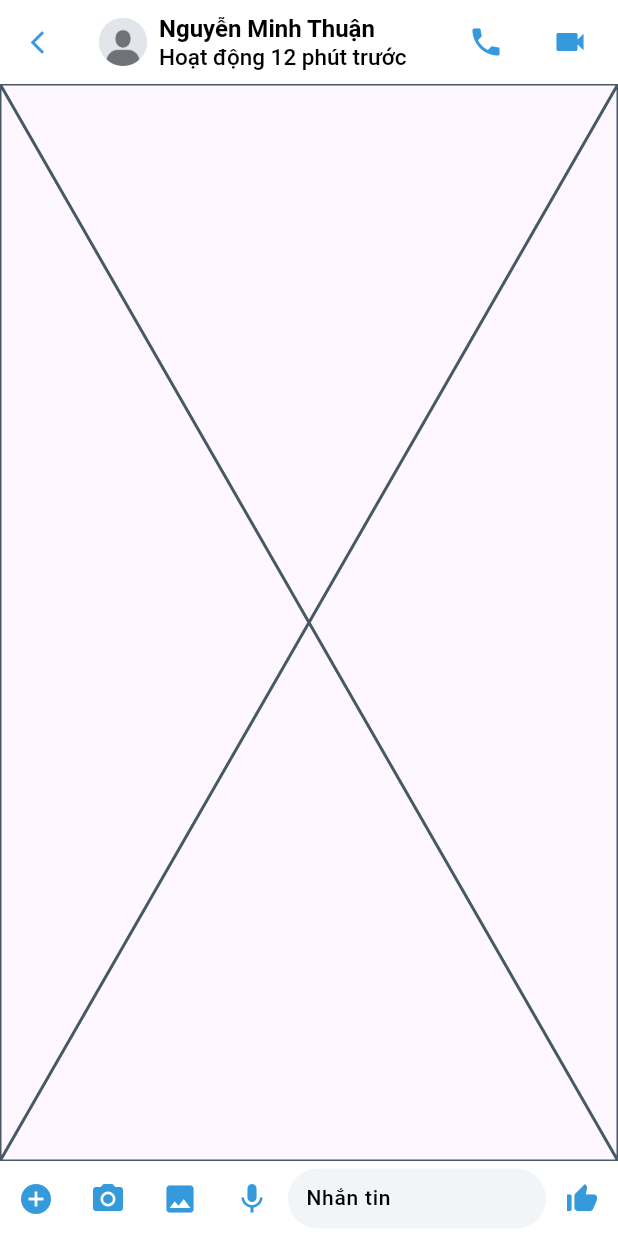
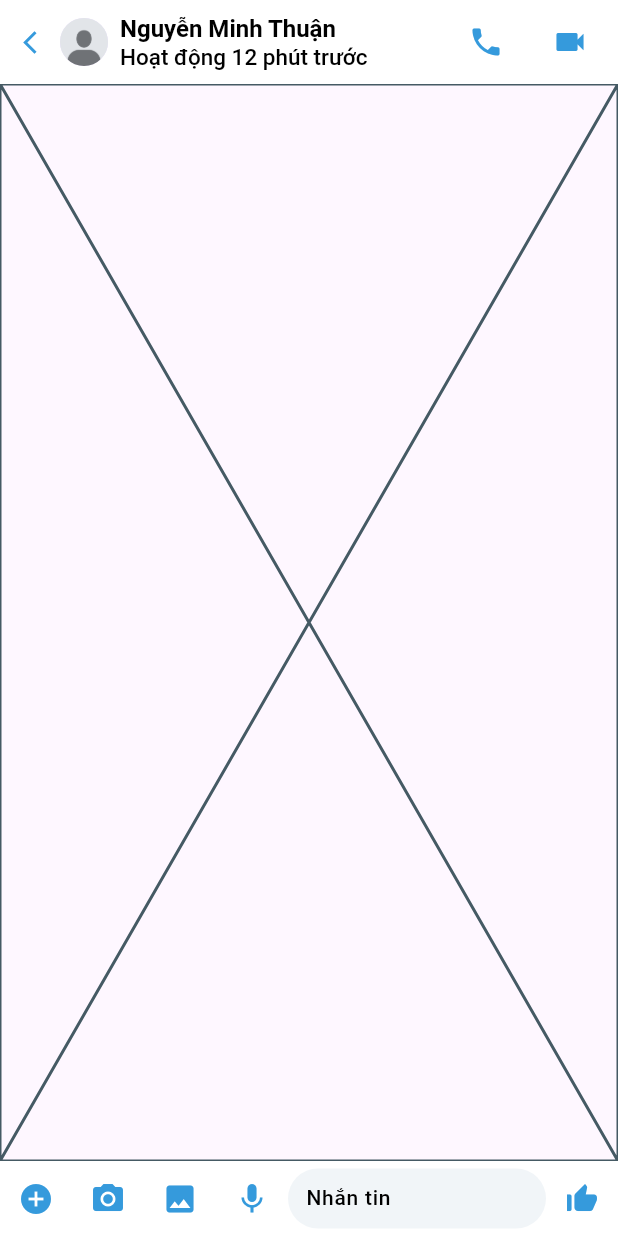
Before and after one commit to RROONNNN/messengerclone, a Flutter app: the screen it shows after launch, after a tap on "MessagesPage", on a phone screen of 412 x 824 dp. Run offline on Flutter 3.47's test engine with Material 3 defaults, Android fonts, the phone set to English and light mode, and no system bars; our stand-ins replace font_awesome_flutter, shared_preferences.

Commit message:
fix message item message appbar and bottom

```diff
--- a/lib/common/widgets/elements/custom_message_item.dart
+++ b/lib/common/widgets/elements/custom_message_item.dart
@@ -2,25 +2,40 @@ import 'package:flutter/material.dart';
 import '../../extensions/custom_theme_extension.dart';
 import '../custom_text_style.dart';
 
-class CustomMessageItem extends StatelessWidget {
+class CustomMessageItem extends StatefulWidget {
   final bool isMe;
   final bool isTextMessage;
   final bool isImageMessage;
   final Widget child;
-  final List<String> reactions;
-  final void Function()? onLongPress;
   const CustomMessageItem({
     super.key,
     required this.isMe,
     required this.child,
     this.isImageMessage = false,
     this.isTextMessage = false,
-    this.reactions = const [],
-    this.onLongPress,
   }) : assert(
          (isTextMessage ? 1 : 0) + (isImageMessage ? 1 : 0) < 2,
          "only and must be one of isImageMessage, isTextMessage can be true",
        );
+
+  @override
+  State<CustomMessageItem> createState() => _CustomMessageItemState();
+}
+
+class _CustomMessageItemState extends State<CustomMessageItem> {
+  late List<String> reactions;
+
+  @override
+  void initState() {
+    super.initState();
+    reactions = [];
+  }
+
+  void addReaction(String reaction) {
+    setState(() {
+      reactions.add(reaction);
+    });
+  }
 
   @override
   Widget build(BuildContext context) {
@@ -29,13 +44,45 @@ class CustomMessageItem extends StatelessWidget {
         Padding(
           padding: const EdgeInsets.all(8.0),
           child: GestureDetector(
-            onLongPress: onLongPress,
+            onLongPress: () {
+              showDialog<List<String>>(
+                context: context,
+                builder:
+                    (context) => AlertDialog(
+                      contentPadding: EdgeInsets.all(5),
+                      backgroundColor: context.theme.tileColor,
+                      content: SizedBox(
+                        width: 250,
+                        child: Row(
+                          mainAxisAlignment: MainAxisAlignment.spaceAround,
+
+                          children:
+                              ['👍', '❤️', '😂', '😮', '😢', '👏'].map((
+                                reaction,
+                              ) {
+                                return GestureDetector(
+                                  onTap: () {
+                                    addReaction(reaction);
+                                    Navigator.of(context).pop();
+                                  },
+                                  child: ContentText(
+                                    reaction,
+                                    fontSize: 22,
+                                    overflow: TextOverflow.clip,
+                                  ),
+                                );
+                              }).toList(),
+                        ),
+                      ),
+                    ),
+              );
+            },
             child: Container(
               decoration: BoxDecoration(
                 color:
-                    isImageMessage
+                    widget.isImageMessage
                         ? null
-                        : isMe
+                        : widget.isMe
                         ? context.theme.blue
                         : context.theme.grey,
                 borderRadius: BorderRadius.all(Radius.circular(15)),
@@ -43,18 +90,18 @@ class CustomMessageItem extends StatelessWidget {
               child: ConstrainedBox(
                 constraints: BoxConstraints(
                   maxWidth:
-                      isImageMessage
+                      widget.isImageMessage
                           ? MediaQuery.of(context).size.width * 0.6
                           : MediaQuery.of(context).size.width * 0.8,
                   maxHeight:
-                      isImageMessage
+                      widget.isImageMessage
                           ? MediaQuery.of(context).size.width * 0.5
                           : double.infinity,
                   minWidth: 0,
                 ),
                 child: ClipRRect(
                   borderRadius: BorderRadius.circular(15),
-                  child: child,
+                  child: widget.child,
                 ),
               ),
             ),
--- a/lib/features/chat/pages/chat_page.dart
+++ b/lib/features/chat/pages/chat_page.dart
@@ -124,7 +124,6 @@ class _ChatPageState extends State<ChatPage> {
                 CustomMessageItem(
                   isMe: false,
                   isImageMessage: false,
-                  reactions: ["👍", "❤️", "😂", "😂"],
                   child: IntrinsicWidth(
                     child: ListTile(
                       title: ContentText("Cuộc gọi video"),
@@ -138,7 +137,7 @@ class _ChatPageState extends State<ChatPage> {
                         color: context.theme.textColor,
                       ),
                     ),
-                  ), // Add reactions here
+                  ),
                 ),
                 SizedBox(height: 25),
               ],
--- a/lib/features/messages/elements/custom_messages_appbar.dart
+++ b/lib/features/messages/elements/custom_messages_appbar.dart
@@ -1,4 +1,5 @@
 import 'package:flutter/material.dart';
+
 import '../../../common/widgets/custom_text_style.dart';
 import '../../../common/widgets/elements/custom_round_avatar.dart';
 import '../../../common/extensions/custom_theme_extension.dart';
@@ -48,14 +49,18 @@ class CustomMessagesAppBar extends StatelessWidget
       iconTheme: IconThemeData(color: context.theme.blue),
       backgroundColor: context.theme.appBar,
       elevation: 0,
-      leadingWidth: 50,
+      leadingWidth: 40,
+      titleSpacing: 0,
+      actionsPadding: EdgeInsets.all(0),
       title: GestureDetector(
         onTap: onTapAvatar,
         child: Row(
+          mainAxisAlignment: MainAxisAlignment.start,
           children: [
             CustomRoundAvatar(isActive: user.isActive, radius: 16),
             SizedBox(width: 8),
-            Column(
+            Expanded(
+              child: Column(
                 crossAxisAlignment: CrossAxisAlignment.start,
                 mainAxisAlignment: MainAxisAlignment.center,
                 children: [
@@ -63,12 +68,17 @@ class CustomMessagesAppBar extends StatelessWidget
                     user.name,
                     fontSize: 16,
                     fontWeight: FontWeight.w600,
+                    overflow: TextOverflow.ellipsis,
                   ),
                   ContentText(
-                  user.isActive ? "Đang hoạt động" : _getOfflineDurationText(),
+                    user.isActive
+                        ? "Đang hoạt động"
+                        : _getOfflineDurationText(),
+                    overflow: TextOverflow.ellipsis,
                     color: context.theme.textGrey,
                   ),
                 ],
+              ),
             ),
           ],
         ),
@@ -89,9 +99,7 @@ class CustomMessagesAppBar extends StatelessWidget
                 const SizedBox(width: 8),
               ]
               : [const SizedBox()],
-      leading: Padding(
-        padding: const EdgeInsets.all(8),
-        child: IconButton(
+      leading: IconButton(
         padding: EdgeInsets.all(0),
         iconSize: 18,
         onPressed: () {
@@ -99,7 +107,6 @@ class CustomMessagesAppBar extends StatelessWidget
         },
         icon: Icon(Icons.arrow_back_ios_new),
       ),
-      ),
     );
   }
 
--- a/lib/features/messages/elements/custom_messages_bottombar.dart
+++ b/lib/features/messages/elements/custom_messages_bottombar.dart
@@ -1,4 +1,5 @@
 import 'package:flutter/material.dart';
+
 import '../../../common/extensions/custom_theme_extension.dart';
 
 class CustomMessagesBottomBar extends StatefulWidget {
@@ -11,6 +12,20 @@ class CustomMessagesBottomBar extends StatefulWidget {
 }
 
 class _CustomMessagesBottomBarState extends State<CustomMessagesBottomBar> {
+  final FocusNode _focusNode = FocusNode();
+  late bool _isFocused;
+  @override
+  void initState() {
+    super.initState();
+    _isFocused = false;
+
+    _focusNode.addListener(() {
+      setState(() {
+        _isFocused = _focusNode.hasFocus;
+      });
+    });
+  }
+
   @override
   Widget build(BuildContext context) {
     return IconTheme(
@@ -21,21 +36,39 @@ class _CustomMessagesBottomBarState extends State<CustomMessagesBottomBar> {
         child: Row(
           crossAxisAlignment: CrossAxisAlignment.center,
           children: [
-            IconButton(onPressed: () {}, icon: Icon(Icons.add_circle)),
-            IconButton(onPressed: () {}, icon: Icon(Icons.camera_alt)),
-            IconButton(onPressed: () {}, icon: Icon(Icons.image)),
-            IconButton(onPressed: () {}, icon: Icon(Icons.mic)),
+            _isFocused
+                ? SizedBox()
+                : IconButton(onPressed: () {}, icon: Icon(Icons.add_circle)),
+            _isFocused
+                ? SizedBox()
+                : IconButton(onPressed: () {}, icon: Icon(Icons.camera_alt)),
+            _isFocused
+                ? SizedBox()
+                : IconButton(onPressed: () {}, icon: Icon(Icons.image)),
+            _isFocused
+                ? SizedBox()
+                : IconButton(onPressed: () {}, icon: Icon(Icons.mic)),
+            _isFocused
+                ? SizedBox(
+                  width: 30,
+                  child: IconButton(
+                    padding: EdgeInsets.all(0),
+                    onPressed: () {},
+                    icon: Icon(Icons.keyboard_arrow_right),
+                  ),
+                )
+                : SizedBox(),
             Expanded(
               child: Padding(
                 padding: const EdgeInsets.symmetric(vertical: 5),
                 child: TextField(
+                  focusNode: _focusNode,
                   controller: widget.textController,
                   style: TextStyle(
                     color: context.theme.textColor,
                     fontWeight: FontWeight.w500,
                     fontSize: 14,
                   ),
-
                   decoration: InputDecoration(
                     border: OutlineInputBorder(
                       borderSide: BorderSide.none,
@@ -53,7 +86,6 @@ class _CustomMessagesBottomBarState extends State<CustomMessagesBottomBar> {
                 ),
               ),
             ),
-
             IconButton(onPressed: () {}, icon: Icon(Icons.thumb_up_alt)),
           ],
         ),
```
Lines whose indentation alone changed are shown as unchanged.
